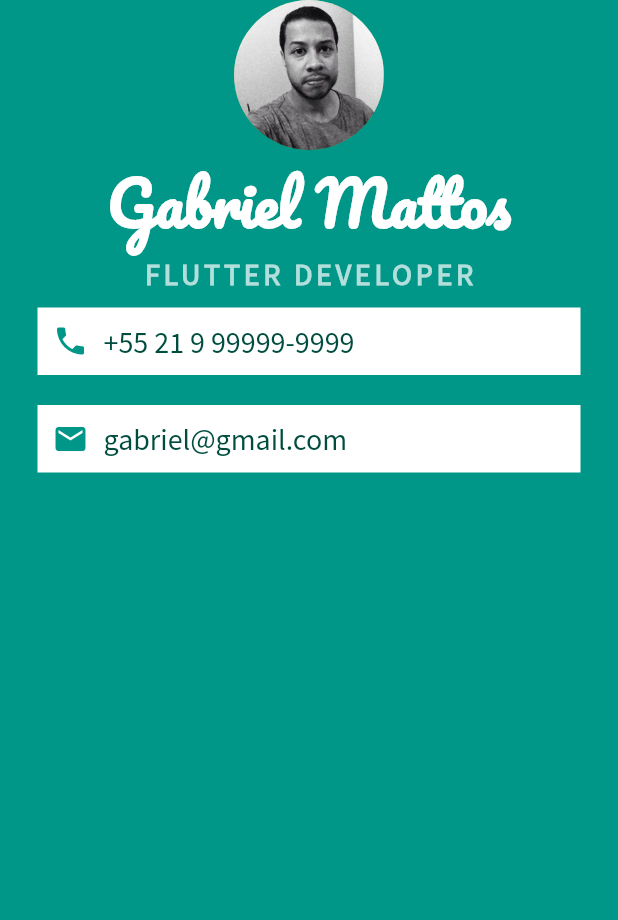
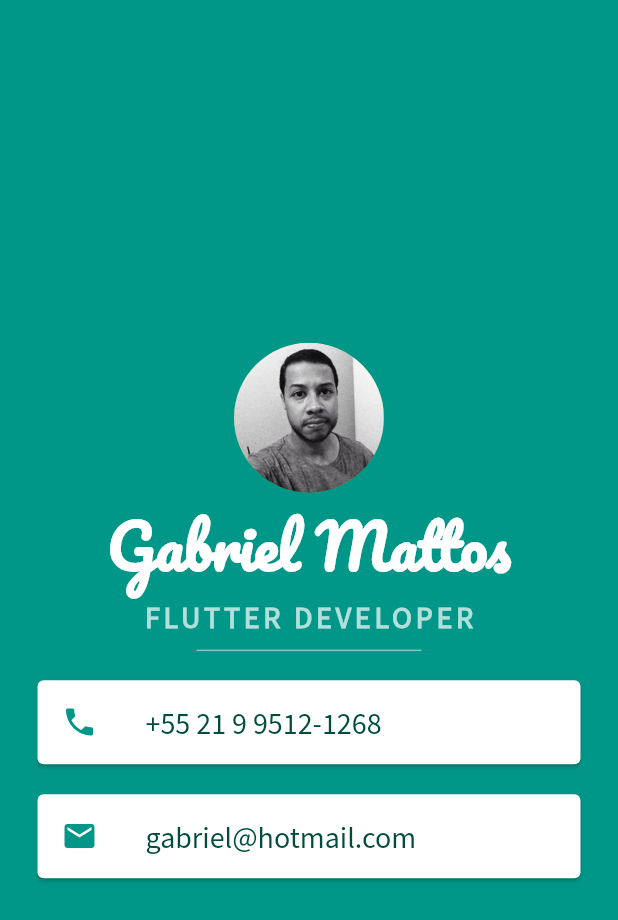
Before and after one commit to GabrielMattos/The-Complete-Flutter-Development-Bootcamp-with-Dart, a Flutter app: the screen it shows after launch, on a phone screen of 412 x 824 dp. Shown: the top 920 px of the screen. Run offline on Flutter 3.47's test engine with Material 2 defaults, Android fonts, the light colour scheme and no system bars.

Commit message:
9. Flutter Card & ListTile Widgets

```diff
--- a/6. MiCard - How to Build Beautiful UIs with Flutter Widgets/mi_card/lib/main.dart
+++ b/6. MiCard - How to Build Beautiful UIs with Flutter Widgets/mi_card/lib/main.dart
@@ -13,6 +13,7 @@ class MyApp extends StatelessWidget {
         backgroundColor: Colors.teal,
         body: SafeArea(
           child: Column(
+            mainAxisAlignment: MainAxisAlignment.center,
             children: <Widget>[
               CircleAvatar(
                 radius: 50.0,
@@ -38,51 +39,45 @@ class MyApp extends StatelessWidget {
                   fontWeight: FontWeight.bold,
                 ),
               ),
-              Container(
-                padding: EdgeInsets.all(10.0),
+              SizedBox(
+                height: 20.0,
+                width: 150.0,
+                child: Divider(
+                  color: Colors.teal.shade100,
+                ),
+              ),
+              Card(
                 color: Colors.white,
                 margin: EdgeInsets.symmetric(vertical: 10.0, horizontal: 25.0),
-                child: Row(
-                  children: <Widget>[
-                    Icon(
+                child: ListTile(
+                  leading: Icon(
                     Icons.phone,
                     color: Colors.teal,
                   ),
-                    SizedBox(
-                      width: 10.0,
-                    ),
-                    Text(
-                      '+55 21 9 99999-9999',
+                  title: Text(
+                    '+55 21 9 9512-1268',
                     style: TextStyle(
+                        fontSize: 20.0,
                         color: Colors.teal.shade900,
-                        fontFamily: 'Source Sans Pro',
-                        fontSize: 20.0,
+                        fontFamily: 'Source Sans Pro'),
                   ),
                 ),
-                  ],
               ),
-              ),
-              Container(color: Colors.white,
-                padding: EdgeInsets.all(10.0),
+              Card(
+                color: Colors.white,
                 margin: EdgeInsets.symmetric(vertical: 10.0, horizontal: 25.0),
-                child: Row(
-                  children: <Widget>[
-                    Icon(
+                child: ListTile(
+                  leading: Icon(
                     Icons.email,
                     color: Colors.teal,
                   ),
-                    SizedBox(
-                      width: 10.0,
-                    ),
-                    Text(
-                      'gabriel@gmail.com',
+                  title: Text(
+                    'gabriel@hotmail.com',
                     style: TextStyle(
                         fontSize: 20.0,
                         color: Colors.teal.shade900,
-                        fontFamily: 'Source Sans Pro',
+                        fontFamily: 'Source Sans Pro'),
                   ),
-                    ),
-                  ],
                 ),
               ),
             ],
```
Lines whose indentation alone changed are shown as unchanged.
